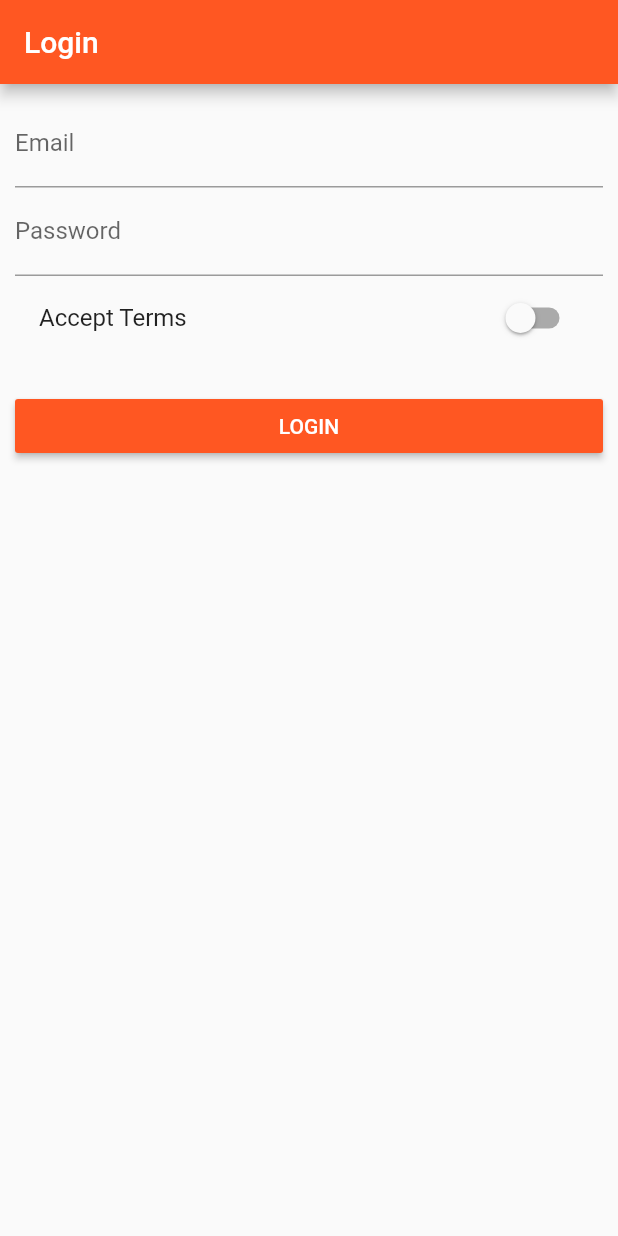
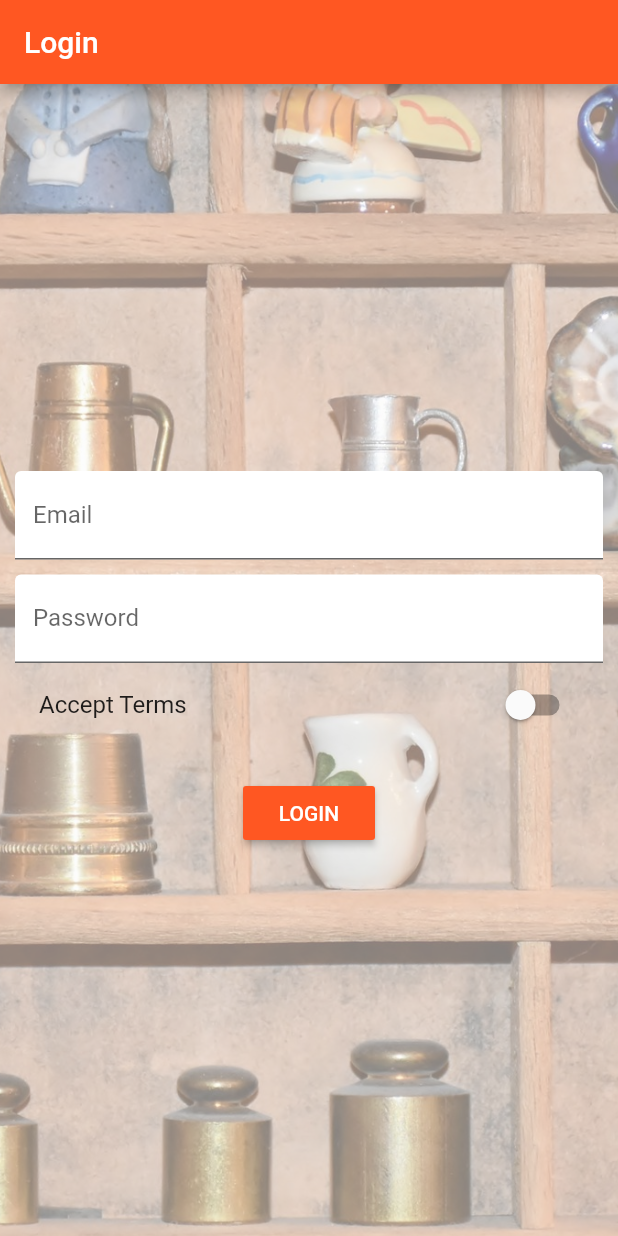
Before and after one commit to lakshyajit165/flutter_course, a Flutter app: the screen it shows after launch, on a phone screen of 412 x 824 dp. Run offline on Flutter 3.47's test engine with Material 2 defaults, Android fonts, the phone set to English and light mode, and no system bars.

Commit message:
Section 8 - 108

```diff
--- a/lib/pages/auth.dart
+++ b/lib/pages/auth.dart
@@ -20,11 +20,24 @@ class _AuthPageState extends State<AuthPage> {
         title: Text('Login'),
       ),
       body: Container(
-        margin: EdgeInsets.all(10.0),
-        child: ListView(
+        decoration: BoxDecoration(
+          image: DecorationImage(
+            fit: BoxFit.cover,
+            colorFilter: ColorFilter.mode(
+                Colors.black.withOpacity(0.5), BlendMode.dstATop),
+            image: AssetImage('assets/background.jpg'),
+          ),
+        ),
+        padding: EdgeInsets.all(10.0),
+        child: Center(
+          child: SingleChildScrollView(
+            child: Column(
               children: <Widget>[
                 TextField(
-              decoration: InputDecoration(labelText: 'Email'),
+                  decoration: InputDecoration(
+                      labelText: 'Email',
+                      filled: true,
+                      fillColor: Colors.white),
                   keyboardType: TextInputType.emailAddress,
                   onChanged: (String value) {
                     setState(() {
@@ -32,8 +45,14 @@ class _AuthPageState extends State<AuthPage> {
                     });
                   },
                 ),
+                SizedBox(
+                  height: 10.0,
+                ),
                 TextField(
-              decoration: InputDecoration(labelText: 'Password'),
+                  decoration: InputDecoration(
+                      labelText: 'Password',
+                      filled: true,
+                      fillColor: Colors.white),
                   obscureText: true,
                   onChanged: (String value) {
                     setState(() {
@@ -65,6 +84,8 @@ class _AuthPageState extends State<AuthPage> {
               ],
             ),
           ),
+        ),
+      ),
     );
   }
 }
--- a/pubspec.yaml
+++ b/pubspec.yaml
@@ -39,6 +39,7 @@ flutter:
   # To add assets to your application, add an assets section, like this:
   assets:
     -  assets/food.jpg
+    -  assets/background.jpg
   #  - images/a_dot_ham.jpeg
 
   # An image asset can refer to one or more resolution-specific "variants", see
```
Also changed, not shown: assets/background.jpg (added). Lines whose indentation alone changed are shown as unchanged.
